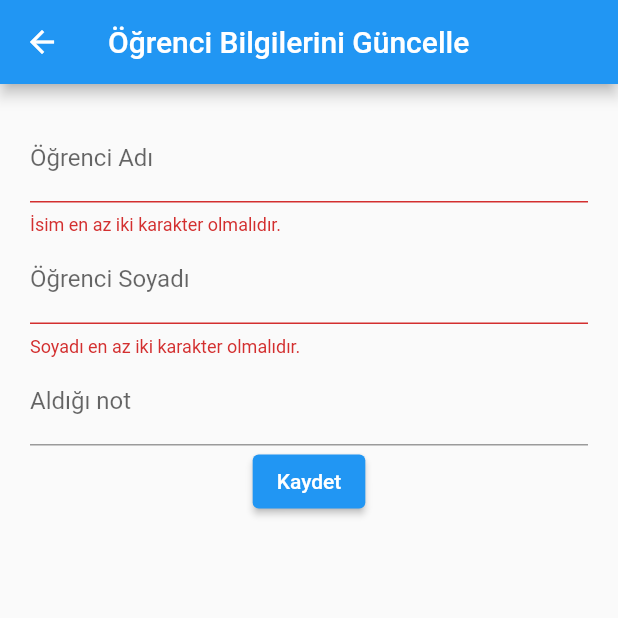
After one commit to VedatBiner/Flutter_ogrenci_takip, a Flutter app: the screen it shows after launch, item 2 of the bottom bar chosen, after a tap on "Kaydet", on a phone screen of 412 x 824 dp, the top half of it. The commit adds this screen. Run offline on Flutter 3.47's test engine with Material 2 defaults, Android fonts, the phone set to English and light mode, and no system bars; network calls fail.

Commit message:
Ekleme ve güncelleme hata var

```diff
--- a/lib/main.dart
+++ b/lib/main.dart
@@ -1,4 +1,5 @@
 import 'package:flutter/material.dart';
+import 'package:flutter_ogrenci_takip/screens/student_edit.dart';
 import 'models/student.dart';
 import 'screens/student_add.dart';
 
@@ -91,7 +92,7 @@ class _MyAppState extends State<MyApp> {
                   ],
                 ),
                 onPressed: () {
-                  Navigator.push(context, MaterialPageRoute(builder: (context) => const StudentAdd()));
+                  Navigator.push(context, MaterialPageRoute(builder: (context) => StudentAdd(students)));
                 }
               ),
             ),
@@ -111,8 +112,7 @@ class _MyAppState extends State<MyApp> {
                   ],
                 ),
                 onPressed: () {
-                    var mesaj = "Güncellendi";
-                    mesajGoster(context, mesaj);
+                  Navigator.push(context, MaterialPageRoute(builder: (context) => StudentEdit(selectedStudent)));
                 }),
             ),
             Flexible(
--- a/lib/models/student.dart
+++ b/lib/models/student.dart
@@ -11,15 +11,14 @@ class Student{
   Student(this.firstName, this.lastName, this.grade);
 
   //basit bir class hiç bir bilgi içermiyor.
-  Student.withoutInfo(){
-  }
+  Student.withoutInfo();
 
   // getter kullanılıyor
   String get getStatus{
     String message = "";
     if (grade >= 50) {
       message = "Geçti";
-    } else if (grade >= 40) {
+    } else if (grade > 40) {
       message = "Bütünlemeye kaldı";
     } else {
       message = "Kaldı";
--- /dev/null
+++ b/lib/screens/student_edit.dart
@@ -0,0 +1,109 @@
+import 'package:flutter/material.dart';
+import 'package:flutter_ogrenci_takip/validation/student_validator.dart';
+import '../models/student.dart';
+
+class StudentEdit extends StatefulWidget {
+  Student selectedStudent;
+  StudentEdit(this.selectedStudent, {Key? key}) : super(key: key);
+
+  @override
+  _StudentAddState createState() => _StudentAddState(selectedStudent);
+}
+
+class _StudentAddState extends State with StudentValidationMixin {
+  Student? selectedStudent; // Orijinal kod : Student selectedStudent;
+  // Student selectedStudent = Student.withId(0, "", "", 0);
+  var formKey = GlobalKey<FormState>();
+  _StudentAddState(Student selectedStudent){
+    selectedStudent = selectedStudent;
+  }
+
+  @override
+  Widget build(BuildContext context) {
+    return Scaffold(
+      resizeToAvoidBottomInset : false,
+      appBar: AppBar(
+        title: const Text("Öğrenci Bilgilerini Güncelle")
+      ),
+      body: SafeArea(
+        child: Container(
+          margin: const EdgeInsets.all(20.0),
+          child: Form(
+            key: formKey,
+            child: Column(
+                children:[
+                  buildFirstNameField(),
+                  buildLastNameField(),
+                  buildGradeField(),
+                  buildSubmitButton(),
+                ]
+            ),
+          ),
+        ),
+      ),
+    );
+  }
+
+  Widget buildFirstNameField() {
+    return TextFormField(
+      initialValue: selectedStudent?.firstName, // Orijinal Kod: initialValue: selectedStudent.firstName,
+      decoration: const InputDecoration(
+          labelText: "Öğrenci Adı",
+          hintText: "Öğrencinin adını giriniz"
+      ),
+      validator: validateFirstName,
+      onSaved: (String? value){
+        selectedStudent?.firstName = value!; // selectedStudent.firstName = value!;
+      },
+    );
+  }
+
+  Widget buildLastNameField() {
+    return TextFormField(
+      initialValue: selectedStudent?.lastName, // Orijinal kod : initialValue: selectedStudent.lastName,
+      decoration: const InputDecoration(
+          labelText: "Öğrenci Soyadı",
+          hintText: "Öğrencinin soyadını giriniz"
+      ),
+      validator: validateLastName,
+      onSaved: (String? value){
+        selectedStudent?.lastName = value!; // Orijinal Kod : selectedStudent.lastName = value!;
+      },
+    );
+  }
+
+  Widget buildGradeField() {
+    return TextFormField(
+      initialValue: selectedStudent?.grade.toString(),  // Orijinal kod : initialValue: selectedStudent.grade.toString(),
+      decoration: const InputDecoration(
+          labelText: "Aldığı not",
+          hintText: "Öğrencinin notunu giriniz (0 - 100)"
+      ),
+      validator: validateGrade,
+      onSaved: (String? value){
+        selectedStudent?.grade = int.parse(value!);  // Orijinal kod : selectedStudent.grade = int.parse(value!);
+      },
+    );
+  }
+
+  Widget buildSubmitButton() {
+    return ElevatedButton(
+      child: const Text("Kaydet"),
+      onPressed: (){
+        if(!formKey.currentState!.validate()){
+          // true ise form içindeki onSaved olan her şeyi çalıştırıyor.
+          formKey.currentState!.save();
+          saveStudent();
+          Navigator.pop(context);
+        }
+      },
+    );
+  }
+
+  void saveStudent() {
+    print(selectedStudent?.firstName); // Orijinal kod : print(selectedStudent.firstName);
+    print(selectedStudent?.lastName); // Orijinal kod : print(selectedStudent.lastName);
+    print(selectedStudent?.grade); // Orijinal kod : print(selectedStudent.grade);
+  }
+
+}
```
Also changed, not shown: lib/screens/student_add.dart (+12 -3 lines), 1 other file. Lines whose indentation alone changed are shown as unchanged.
